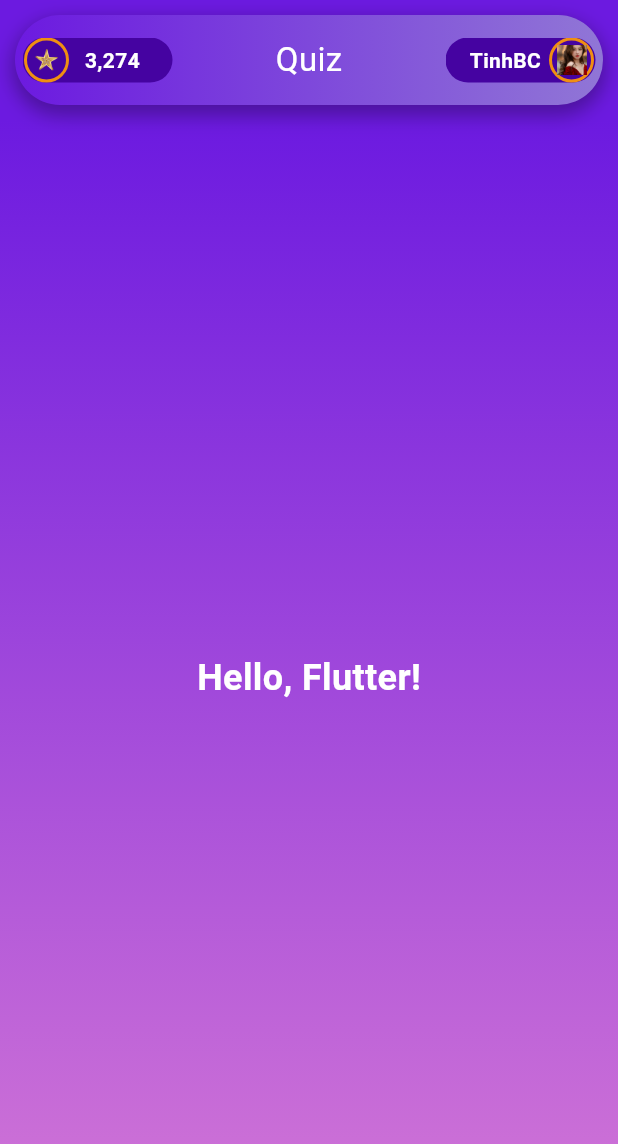
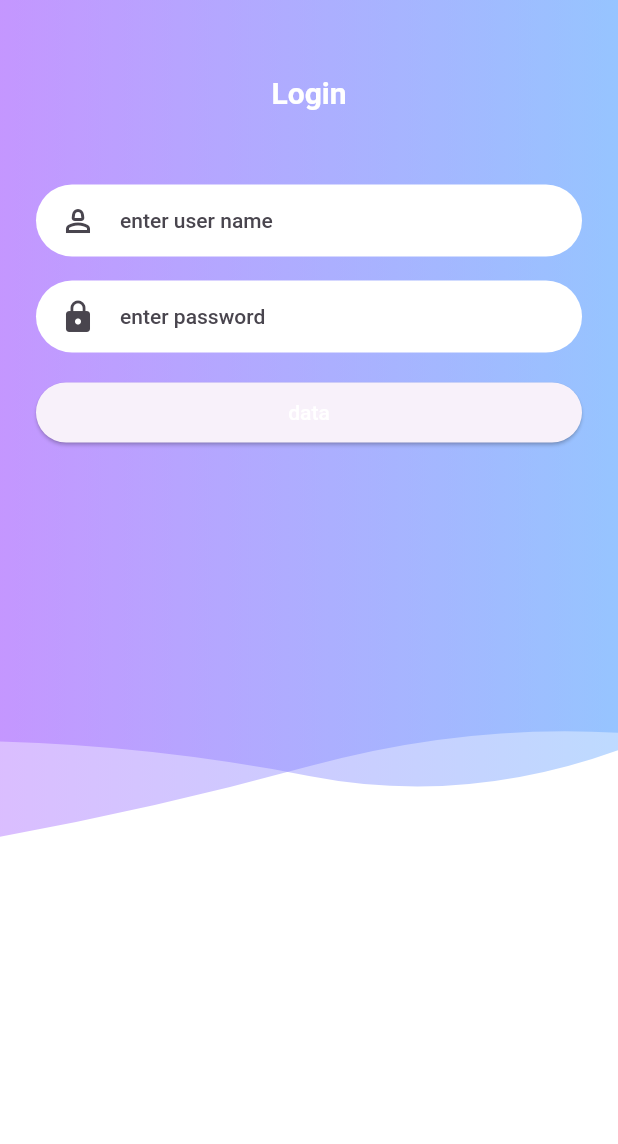
Before and after one commit to khanhbuiduc/quizzApp, a Flutter app: the screen it shows after launch, on a phone screen of 412 x 824 dp. Shown: the top 1144 px of the screen. Run offline on Flutter 3.47's test engine with Material 2 defaults, Android fonts, the light colour scheme and no system bars; our stand-ins replace flutter_svg.

Commit message:
add login screen

```diff
--- a/lib/main.dart
+++ b/lib/main.dart
@@ -1,5 +1,7 @@
 import 'package:flutter/material.dart';
-import 'package:quizz_app/pages/home/home_page.dart';
+import 'package:quizz_app/screen/home/home_page.dart';
+import 'package:quizz_app/screen/home/home_page_header.dart';
+import 'package:quizz_app/screen/auth/authScreen.dart';
 
 void main() {
   runApp(const MyApp());
@@ -7,32 +9,15 @@ void main() {
 
 class MyApp extends StatelessWidget {
   const MyApp({super.key});
-
-  // This widget is the root of your application.
   @override
   Widget build(BuildContext context) {
     return MaterialApp(
-      title: 'Flutter Demo',
-      theme: ThemeData(
-        // This is the theme of your application.
-        //
-        // TRY THIS: Try running your application with "flutter run". You'll see
-        // the application has a blue toolbar. Then, without quitting the app,
-        // try changing the seedColor in the colorScheme below to Colors.green
-        // and then invoke "hot reload" (save your changes or press the "hot
-        // reload" button in a Flutter-supported IDE, or press "r" if you used
-        // the command line to start the app).
-        //
-        // Notice that the counter didn't reset back to zero; the application
-        // state is not lost during the reload. To reset the state, use hot
-        // restart instead.
-        //
-        // This works for code too, not just values: Most code changes can be
-        // tested with just a hot reload.
-        colorScheme: ColorScheme.fromSeed(seedColor: Colors.deepPurple),
-        useMaterial3: true,
-      ),
-      home: const MyHomePage(),
-    );
+        title: 'Flutter Demo',
+        theme: ThemeData().copyWith(
+          colorScheme: ColorScheme.fromSeed(
+              seedColor: const Color.fromARGB(255, 128, 73, 223)),
+          useMaterial3: true,
+        ),
+        home: const AuthScreen());
   }
 }
--- /dev/null
+++ b/lib/screen/auth/authScreen.dart
@@ -0,0 +1,74 @@
+import 'package:flutter/material.dart';
+import 'package:flutter_svg/flutter_svg.dart';
+import 'package:quizz_app/widgets/input/input_custome.dart';
+
+class AuthScreen extends StatelessWidget {
+  const AuthScreen({super.key});
+  @override
+  Widget build(BuildContext context) {
+    return Scaffold(
+      backgroundColor: Colors.white,
+      body: Stack(
+        alignment: Alignment.topCenter,
+        children: [
+          SvgPicture.asset("assets/images/wave.svg", fit: BoxFit.cover),
+          Padding(
+            padding: const EdgeInsets.symmetric(horizontal: 24),
+            child: Column(
+              children: [
+                const SizedBox(
+                  height: 50,
+                ),
+                //Title Login
+                const Text(
+                  "Login",
+                  style: TextStyle(
+                    color: Colors.white,
+                    fontSize: 20,
+                    fontWeight: FontWeight.bold,
+                  ),
+                ),
+                const SizedBox(
+                  height: 50,
+                  //
+                ),
+                // login and sign up
+                Form(
+                    child: Column(
+                  crossAxisAlignment: CrossAxisAlignment.stretch,
+                  children: [
+                    // login
+                    const InputCustume(
+                        hintText: "enter user name",
+                        icon: Icon(Icons.person_2_outlined),
+                        obscureText: false),
+                    const SizedBox(
+                      height: 16,
+                    ),
+                    //password
+                    const InputCustume(
+                        hintText: "enter password",
+                        icon: Icon(Icons.lock),
+                        obscureText: true),
+                    const SizedBox(
+                      height: 16,
+                    ),
+                    ElevatedButton(
+                      onPressed: () {},
+                      style: ElevatedButton.styleFrom(
+                        foregroundColor: Colors.white,
+                      ),
+                      child: const Text(
+                        "data",
+                      ),
+                    ),
+                  ],
+                ))
+              ],
+            ),
+          ),
+        ],
+      ),
+    );
+  }
+}
--- a/lib/pages/home/home_page.dart
+++ b/lib/screen/home/home_page.dart
@@ -1,5 +1,5 @@
 import 'package:flutter/material.dart';
-import 'package:quizz_app/pages/home/home_page_header.dart';
+import 'package:quizz_app/screen/home/home_page_header.dart';
 import 'package:quizz_app/widgets/image_box/image_box_left.dart';
 
 class MyHomePage extends StatefulWidget {
--- /dev/null
+++ b/lib/widgets/input/input_custome.dart
@@ -0,0 +1,28 @@
+import 'package:flutter/material.dart';
+
+class InputCustume extends StatelessWidget {
+  const InputCustume({
+    super.key,
+    required this.hintText,
+    required this.icon,
+    required this.obscureText,
+  });
+  final String hintText;
+  final Icon icon;
+  final bool obscureText;
+
+  @override
+  Widget build(BuildContext context) {
+    return Container(
+      padding: const EdgeInsets.symmetric(horizontal: 16),
+      decoration: const BoxDecoration(
+          color: Colors.white,
+          borderRadius: BorderRadius.all(Radius.circular(30))),
+      child: TextFormField(
+        decoration: InputDecoration(
+            border: InputBorder.none, icon: icon, hintText: hintText),
+        obscureText: obscureText,
+      ),
+    );
+  }
+}
--- a/pubspec.yaml
+++ b/pubspec.yaml
@@ -14,6 +14,7 @@ dependencies:
   cupertino_icons: ^1.0.2
 
 dev_dependencies:
+  flutter_svg: ^2.0.5
   flutter_test:
     sdk: flutter
   flutter_lints: ^2.0.0
```
Also changed, not shown: assets/images/wave.svg (added), lib/screen/home/home_page_header.dart (renamed from lib/pages/home/home_page_header.dart), pubspec.lock.
